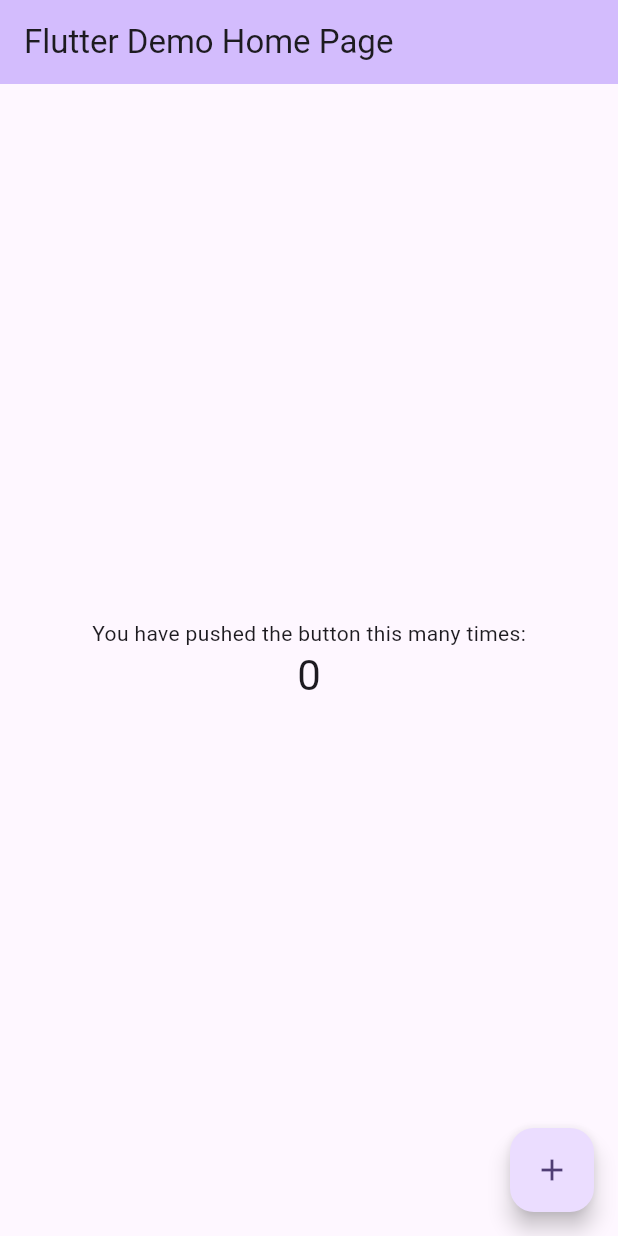
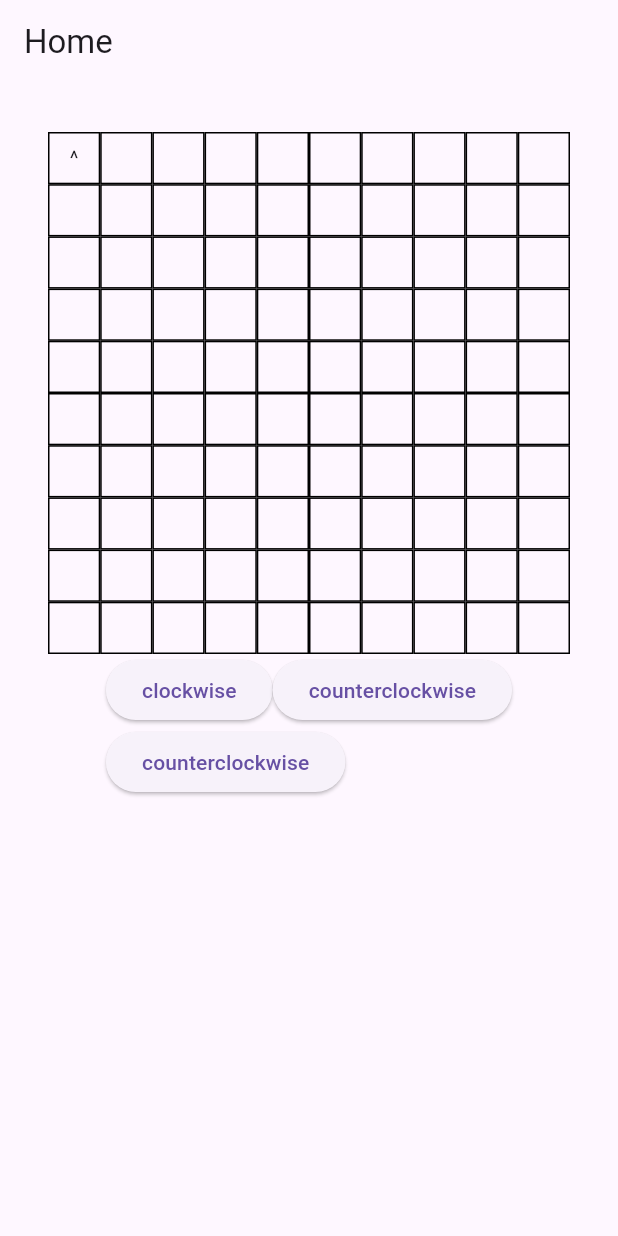
Before and after one commit to latefinal/vehicle-game-app, a Flutter app: the screen it shows after launch, on a phone screen of 412 x 824 dp. Run offline on Flutter 3.47's test engine with Material 3 defaults, Android fonts, the phone set to English and light mode, and no system bars.

Commit message:
feat: add models, pages and utils directories

```diff
--- a/lib/main.dart
+++ b/lib/main.dart
@@ -1,4 +1,6 @@
 import 'package:flutter/material.dart';
+
+import 'pages/home_page.dart';
 
 void main() {
   runApp(const MyApp());
@@ -7,119 +9,15 @@ void main() {
 class MyApp extends StatelessWidget {
   const MyApp({super.key});
 
-  // This widget is the root of your application.
   @override
   Widget build(BuildContext context) {
     return MaterialApp(
       title: 'Flutter Demo',
+      debugShowCheckedModeBanner: false,
       theme: ThemeData(
-        // This is the theme of your application.
-        //
-        // TRY THIS: Try running your application with "flutter run". You'll see
-        // the application has a purple toolbar. Then, without quitting the app,
-        // try changing the seedColor in the colorScheme below to Colors.green
-        // and then invoke "hot reload" (save your changes or press the "hot
-        // reload" button in a Flutter-supported IDE, or press "r" if you used
-        // the command line to start the app).
-        //
-        // Notice that the counter didn't reset back to zero; the application
-        // state is not lost during the reload. To reset the state, use hot
-        // restart instead.
-        //
-        // This works for code too, not just values: Most code changes can be
-        // tested with just a hot reload.
-        colorScheme: ColorScheme.fromSeed(seedColor: Colors.deepPurple),
         useMaterial3: true,
       ),
-      home: const MyHomePage(title: 'Flutter Demo Home Page'),
+      home: const HomePage(),
     );
   }
 }
-
-class MyHomePage extends StatefulWidget {
-  const MyHomePage({super.key, required this.title});
-
-  // This widget is the home page of your application. It is stateful, meaning
-  // that it has a State object (defined below) that contains fields that affect
-  // how it looks.
-
-  // This class is the configuration for the state. It holds the values (in this
-  // case the title) provided by the parent (in this case the App widget) and
-  // used by the build method of the State. Fields in a Widget subclass are
-  // always marked "final".
-
-  final String title;
-
-  @override
-  State<MyHomePage> createState() => _MyHomePageState();
-}
-
-class _MyHomePageState extends State<MyHomePage> {
-  int _counter = 0;
-
-  void _incrementCounter() {
-    setState(() {
-      // This call to setState tells the Flutter framework that something has
-      // changed in this State, which causes it to rerun the build method below
-      // so that the display can reflect the updated values. If we changed
-      // _counter without calling setState(), then the build method would not be
-      // called again, and so nothing would appear to happen.
-      _counter++;
-    });
-  }
-
-  @override
-  Widget build(BuildContext context) {
-    // This method is rerun every time setState is called, for instance as done
-    // by the _incrementCounter method above.
-    //
-    // The Flutter framework has been optimized to make rerunning build methods
-    // fast, so that you can just rebuild anything that needs updating rather
-    // than having to individually change instances of widgets.
-    return Scaffold(
-      appBar: AppBar(
-        // TRY THIS: Try changing the color here to a specific color (to
-        // Colors.amber, perhaps?) and trigger a hot reload to see the AppBar
-        // change color while the other colors stay the same.
-        backgroundColor: Theme.of(context).colorScheme.inversePrimary,
-        // Here we take the value from the MyHomePage object that was created by
-        // the App.build method, and use it to set our appbar title.
-        title: Text(widget.title),
-      ),
-      body: Center(
-        // Center is a layout widget. It takes a single child and positions it
-        // in the middle of the parent.
-        child: Column(
-          // Column is also a layout widget. It takes a list of children and
-          // arranges them vertically. By default, it sizes itself to fit its
-          // children horizontally, and tries to be as tall as its parent.
-          //
-          // Column has various properties to control how it sizes itself and
-          // how it positions its children. Here we use mainAxisAlignment to
-          // center the children vertically; the main axis here is the vertical
-          // axis because Columns are vertical (the cross axis would be
-          // horizontal).
-          //
-          // TRY THIS: Invoke "debug painting" (choose the "Toggle Debug Paint"
-          // action in the IDE, or press "p" in the console), to see the
-          // wireframe for each widget.
-          mainAxisAlignment: MainAxisAlignment.center,
-          children: <Widget>[
-            const Text(
-              'You have pushed the button this many times:',
-            ),
-            Text(
-              '$_counter',
-              style: Theme.of(context).textTheme.headlineMedium,
-            ),
-          ],
-        ),
-      ),
-      floatingActionButton: FloatingActionButton(
-        onPressed: _incrementCounter,
-        tooltip: 'Increment',
-        child: const Icon(Icons.add),
-      ), // This trailing comma makes auto-formatting nicer for build methods.
-    );
-  }
-}
--- /dev/null
+++ b/lib/models/car.dart
@@ -0,0 +1,10 @@
+import 'package:flutter/material.dart';
+
+class Car extends StatelessWidget {
+  const Car({super.key});
+
+  @override
+  Widget build(BuildContext context) {
+    return const Text('^');
+  }
+}
--- /dev/null
+++ b/lib/pages/home_page.dart
@@ -0,0 +1,77 @@
+import 'package:flutter/material.dart';
+
+import '../models/car.dart';
+import '../utils/enums.dart';
+import '../utils/functions.dart';
+
+class HomePage extends StatefulWidget {
+  const HomePage({super.key});
+
+  @override
+  State<HomePage> createState() => _HomePageState();
+}
+
+class _HomePageState extends State<HomePage> {
+  Direction _direction = Direction.up;
+  int _location = 0;
+
+  @override
+  Widget build(BuildContext context) {
+    return Scaffold(
+      appBar: AppBar(
+        title: const Text('Home'),
+      ),
+      body: Padding(
+        padding: const EdgeInsets.all(32.0),
+        child: Column(
+          children: [
+            GridView.builder(
+              physics: const NeverScrollableScrollPhysics(),
+              shrinkWrap: true,
+              gridDelegate: const SliverGridDelegateWithFixedCrossAxisCount(
+                crossAxisCount: 10,
+              ),
+              itemCount: 100,
+              itemBuilder: (_, int idx) {
+                return DecoratedBox(
+                  decoration: BoxDecoration(
+                    border: Border.all(width: 1.0),
+                  ),
+                  child: Center(
+                      child: idx == _location
+                          ? RotationTransition(
+                              turns: AlwaysStoppedAnimation(_direction.value),
+                              child: const Car(),
+                            )
+                          : null),
+                );
+              },
+            ),
+            Wrap(
+              children: [
+                ElevatedButton(
+                  onPressed: () => setState(() {
+                    _direction = getClockwiseDirection(_direction);
+                  }),
+                  child: const Text('clockwise'),
+                ),
+                ElevatedButton(
+                  onPressed: () => setState(() {
+                    _direction = getCounterClockwiseDirection(_direction);
+                  }),
+                  child: const Text('counterclockwise'),
+                ),
+                ElevatedButton(
+                  onPressed: () => setState(() {
+                    _location = newLocation(_location, _direction);
+                  }),
+                  child: const Text('counterclockwise'),
+                ),
+              ],
+            ),
+          ],
+        ),
+      ),
+    );
+  }
+}
--- /dev/null
+++ b/lib/utils/enums.dart
@@ -0,0 +1,10 @@
+enum Direction {
+  up(1 / 360, -10),
+  down(180 / 360, 10),
+  left(270 / 360, -1),
+  right(90 / 360, 1);
+
+  final double value;
+  final int moveValue;
+  const Direction(this.value, this.moveValue);
+}
```
Also changed, not shown: lib/utils/functions.dart (added, +58 -0 lines).
